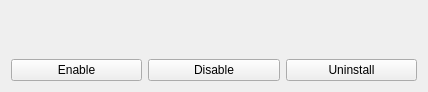
Qt form Base/QTGUI/Resources/UI/qSlicerExtensionsButtonBox.ui (Slicer/SlicerGitSVNArchive) before a commit.
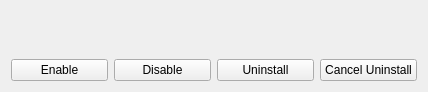
The same form after that commit.

Commit message:
BUG: Un-install extensions after Slicer restarts.
Extensions are now scheduled to be un-installed. When doing so the extension name
will be added to list in the settings identified by "Extensions/ScheduledForUninstall"
and the extensions will be effectively uninstalled when Slicer restarts.

User has also the possibility to cancel the extension scheduled for uninstall.

Note that the uninstall mechanism does NOT yet account for extension dependencies.

See http://www.na-mic.org/Bug/view.php?id=1906

Closes #1906

Patch:
```diff
--- a/Base/QTGUI/Resources/UI/qSlicerExtensionsButtonBox.ui
+++ b/Base/QTGUI/Resources/UI/qSlicerExtensionsButtonBox.ui
@@ -50,6 +50,13 @@
        </property>
       </widget>
      </item>
+     <item row="0" column="3">
+      <widget class="QPushButton" name="CancelScheduledForUninstallButton">
+       <property name="text">
+        <string>Cancel Uninstall</string>
+       </property>
+      </widget>
+     </item>
     </layout>
    </item>
   </layout>
```
Left out of the diff: 6 changed lines with no effect on the pictures. The commit also changes 9 other files.
